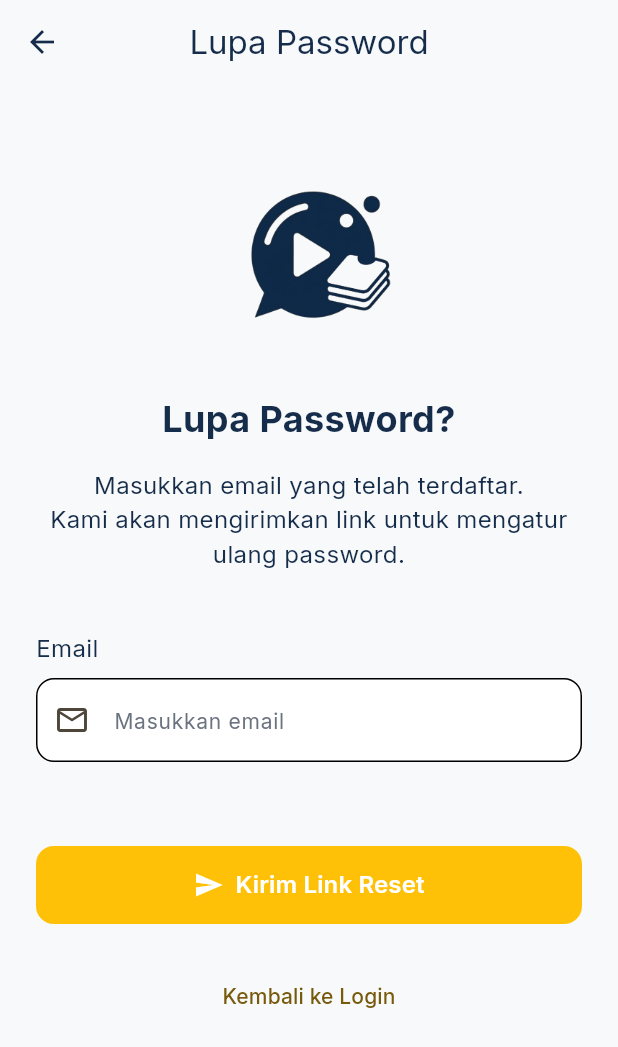
After one commit to waylifeaman/cucikan_v2, a Flutter app: the _ForgotPasswordView screen opened directly, on a phone screen of 412 x 824 dp. The commit adds this screen. Shown: the top 1047 px of the screen. Run offline on Flutter 3.47's test engine with Material 3 defaults, Android fonts, the phone set to English and light mode, and no system bars; our stand-ins replace cloud_firestore, firebase_auth, firebase_core, google_fonts, shared_preferences; accounts and stored records are empty.

Commit message:
feat(auth): complete authentication flow with email verification

```diff
--- a/lib/app.dart
+++ b/lib/app.dart
@@ -5,6 +5,8 @@ import 'features/welcome/pages/welcome_page.dart';
 import 'features/auth/pages/login_page.dart';
 import 'features/auth/pages/register_page.dart';
 import 'features/dashboard/pages/dashboard_page.dart';
+import 'features/auth/pages/verify_email_page.dart';
+import 'features/auth/pages/forgot_password_page.dart';
 
 class CucikanApp extends StatelessWidget {
   const CucikanApp({super.key});
@@ -24,8 +26,8 @@ class CucikanApp extends StatelessWidget {
         '/welcome': (_) => const WelcomePage(),
         '/login': (_) => const LoginPage(),
         '/register': (_) => const RegisterPage(),
-
-        // Tambahkan di sini
+        '/verify-email': (_) => const VerifyEmailPage(),
+        '/forgot-password': (_) => const ForgotPasswordPage(),
         '/dashboard': (_) => const DashboardPage(),
       },
     );
--- /dev/null
+++ b/lib/features/auth/controllers/forgot_password_controller.dart
@@ -0,0 +1,75 @@
+import 'package:flutter/material.dart';
+
+import '../services/forgot_password_service.dart';
+
+class ForgotPasswordController extends ChangeNotifier {
+  ForgotPasswordController();
+
+  final ForgotPasswordService _service = ForgotPasswordService.instance;
+
+  //==========================
+  // Form
+  //==========================
+
+  final formKey = GlobalKey<FormState>();
+
+  //==========================
+  // Controller
+  //==========================
+
+  final emailController = TextEditingController();
+
+  //==========================
+  // State
+  //==========================
+
+  bool _isLoading = false;
+
+  bool get isLoading => _isLoading;
+
+  //==========================
+  // Reset Password
+  //==========================
+
+  Future<void> sendPasswordReset(BuildContext context) async {
+    if (!formKey.currentState!.validate()) {
+      return;
+    }
+
+    _isLoading = true;
+    notifyListeners();
+
+    try {
+      await _service.sendPasswordResetEmail(email: emailController.text.trim());
+
+      if (!context.mounted) return;
+
+      ScaffoldMessenger.of(context).showSnackBar(
+        const SnackBar(
+          content: Text("Link reset password berhasil dikirim ke email Anda."),
+        ),
+      );
+
+      Navigator.pop(context);
+    } catch (e) {
+      if (!context.mounted) return;
+
+      ScaffoldMessenger.of(
+        context,
+      ).showSnackBar(SnackBar(content: Text(e.toString())));
+    } finally {
+      _isLoading = false;
+      notifyListeners();
+    }
+  }
+
+  //==========================
+  // Dispose
+  //==========================
+
+  @override
+  void dispose() {
+    emailController.dispose();
+    super.dispose();
+  }
+}
--- /dev/null
+++ b/lib/features/auth/pages/forgot_password_page.dart
@@ -0,0 +1,98 @@
+import 'package:flutter/material.dart';
+import 'package:provider/provider.dart';
+
+import '../../../core/theme/app_spacing.dart';
+import '../../../core/theme/app_text_style.dart';
+import '../../../core/widgets/app_logo.dart';
+import '../controllers/forgot_password_controller.dart';
+import '../validators/auth_validator.dart';
+import '../widgets/auth_button.dart';
+import '../widgets/auth_textfield.dart';
+
+class ForgotPasswordPage extends StatelessWidget {
+  const ForgotPasswordPage({super.key});
+
+  @override
+  Widget build(BuildContext context) {
+    return ChangeNotifierProvider(
+      create: (_) => ForgotPasswordController(),
+      child: const _ForgotPasswordView(),
+    );
+  }
+}
+
+class _ForgotPasswordView extends StatelessWidget {
+  const _ForgotPasswordView();
+
+  @override
+  Widget build(BuildContext context) {
+    final controller = context.watch<ForgotPasswordController>();
+
+    return Scaffold(
+      appBar: AppBar(title: const Text("Lupa Password")),
+      body: SafeArea(
+        child: SingleChildScrollView(
+          padding: const EdgeInsets.all(AppSpacing.lg),
+          child: Form(
+            key: controller.formKey,
+            child: Column(
+              crossAxisAlignment: CrossAxisAlignment.stretch,
+              children: [
+                const SizedBox(height: 30),
+
+                const Center(child: AppLogo(size: 120)),
+
+                const SizedBox(height: AppSpacing.xl),
+
+                Text(
+                  "Lupa Password?",
+                  style: AppTextStyles.heading2,
+                  textAlign: TextAlign.center,
+                ),
+
+                const SizedBox(height: AppSpacing.md),
+
+                Text(
+                  "Masukkan email yang telah terdaftar.\nKami akan mengirimkan link untuk mengatur ulang password.",
+                  style: AppTextStyles.body,
+                  textAlign: TextAlign.center,
+                ),
+
+                const SizedBox(height: AppSpacing.xxl),
+
+                AuthTextField(
+                  controller: controller.emailController,
+                  label: "Email",
+                  hint: "Masukkan email",
+                  prefixIcon: Icons.email_outlined,
+                  keyboardType: TextInputType.emailAddress,
+                  validator: AuthValidator.validateEmail,
+                ),
+
+                const SizedBox(height: AppSpacing.xxl),
+
+                AuthButton(
+                  text: "Kirim Link Reset",
+                  icon: Icons.send,
+                  isLoading: controller.isLoading,
+                  onPressed: () async {
+                    await controller.sendPasswordReset(context);
+                  },
+                ),
+
+                const SizedBox(height: AppSpacing.lg),
+
+                TextButton(
+                  onPressed: () {
+                    Navigator.pop(context);
+                  },
+                  child: const Text("Kembali ke Login"),
+                ),
+              ],
+            ),
+          ),
+        ),
+      ),
+    );
+  }
+}
--- a/lib/features/auth/pages/login_page.dart
+++ b/lib/features/auth/pages/login_page.dart
@@ -4,7 +4,6 @@ import '../validators/auth_validator.dart';
 import '../widgets/auth_textfield.dart';
 import '../widgets/auth_button.dart';
 import '../controllers/login_controller.dart';
-import 'register_page.dart';
 import '../../../core/widgets/app_logo.dart';
 import '../../../core/theme/app_text_style.dart';
 import '../../../core/theme/app_spacing.dart';
@@ -78,12 +77,12 @@ class _LoginView extends StatelessWidget {
                   alignment: Alignment.centerRight,
                   child: TextButton(
                     onPressed: () {
-                      // nanti kita buat fitur reset password
+                      Navigator.pushNamed(context, '/forgot-password');
                     },
                     style: TextButton.styleFrom(
                       foregroundColor: AppColors.primary,
                     ),
-                    child: const Text("Lupa Password"),
+                    child: const Text("Lupa Password?"),
                   ),
                 ),
 
--- /dev/null
+++ b/lib/features/auth/services/forgot_password_service.dart
@@ -0,0 +1,13 @@
+import '../../../core/services/auth_service.dart';
+
+class ForgotPasswordService {
+  ForgotPasswordService._();
+
+  static final ForgotPasswordService instance = ForgotPasswordService._();
+
+  final AuthService _authService = AuthService.instance;
+
+  Future<void> sendPasswordResetEmail({required String email}) async {
+    await _authService.sendPasswordResetEmail(email: email);
+  }
+}
--- a/lib/features/dashboard/controllers/dashboard_controller.dart
+++ b/lib/features/dashboard/controllers/dashboard_controller.dart
@@ -26,12 +26,10 @@ class DashboardController extends ChangeNotifier {
   }
 
   Future<void> logout(BuildContext context) async {
-    await _authService.signOut();
+    await AuthService.instance.signOut();
 
     await SessionService.clear();
 
-    if (!context.mounted) return;
-
-    Navigator.pushNamedAndRemoveUntil(context, '/login', (route) => false);
+    Navigator.pushNamedAndRemoveUntil(context, '/welcome', (route) => false);
   }
 }
```
Also changed, not shown: lib/core/controllers/base_controller.dart (added, +12 -0 lines), lib/core/services/auth_service.dart (+30 -0 lines), lib/features/auth/controllers/register_controller.dart (+8 -5 lines), lib/features/auth/controllers/verify_email_controller.dart (added, +88 -0 lines), lib/features/auth/pages/verify_email_page.dart (added, +164 -0 lines), lib/features/auth/services/login_service.dart (+8 -0 lines), lib/features/auth/services/register_service.dart (+6 -1 lines), lib/features/auth/services/verify_email_service.dart (added, +19 -0 lines), lib/features/splash/controllers/splash_controller.dart (+17 -6 lines), lib/features/splash/pages/splash_page.dart (+31 -13 lines).
